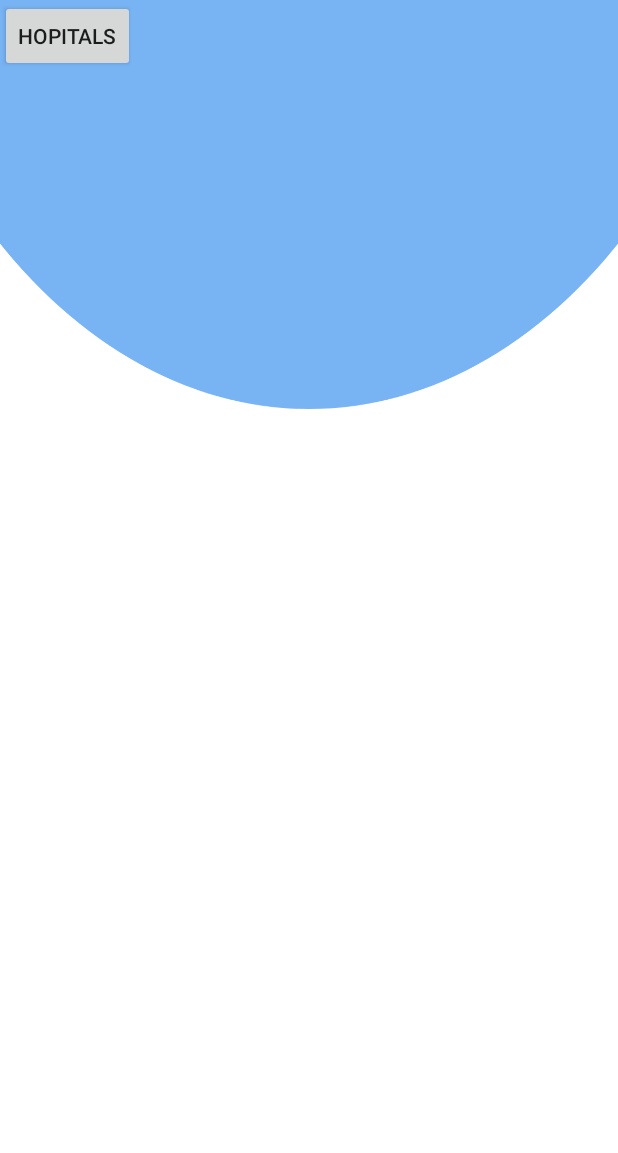
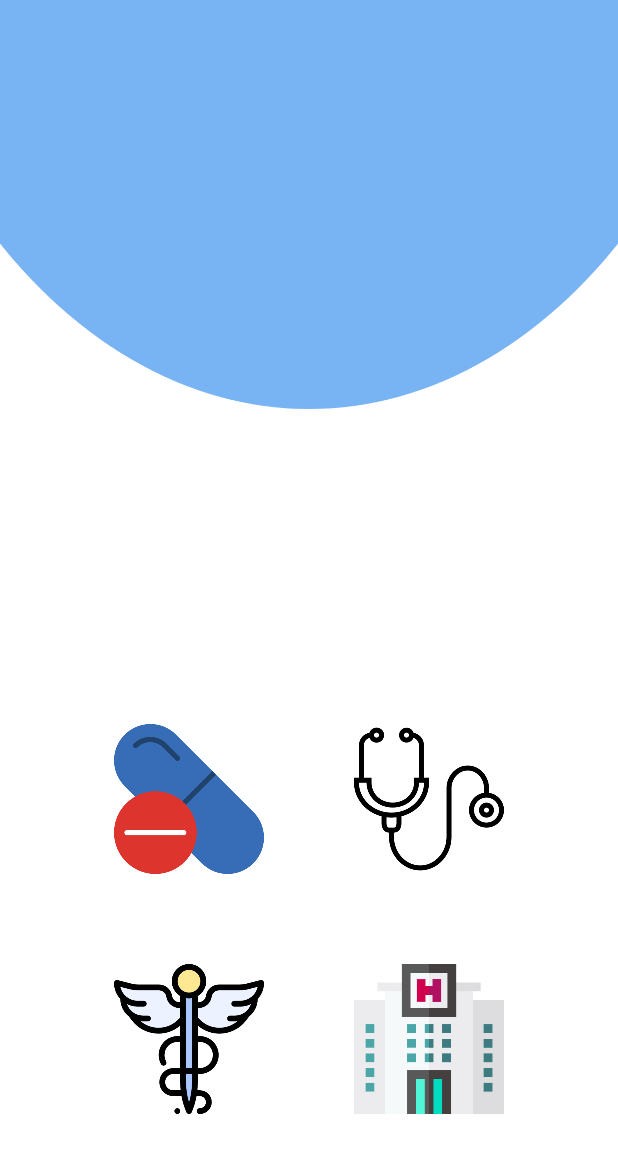
Before and after one commit to 4zcode/main, an Android app: the layout activity_main.xml on its own in the app's theme, with its tools: preview values and no code run, on a phone screen of 412 x 824 dp. Shown: the top 1153 px of the screen. Run offline under Robolectric (Android 15) with nearby library versions, the phone set to English and light mode, and no system bars.

Commit message:
app completed

```diff
--- a/MyApplication7/app/build.gradle
+++ b/MyApplication7/app/build.gradle
@@ -31,4 +31,5 @@ dependencies {
     implementation 'com.google.android.material:material:1.1.0'
     implementation 'com.github.bumptech.glide:glide:3.7.0'
     implementation 'androidx.cardview:cardview:1.0.0'
+    implementation 'androidx.recyclerview:recyclerview:1.1.0'
 }
--- a/MyApplication7/app/src/main/AndroidManifest.xml
+++ b/MyApplication7/app/src/main/AndroidManifest.xml
@@ -9,7 +9,7 @@
         android:label="@string/app_name"
         android:roundIcon="@mipmap/ic_launcher_round"
         android:supportsRtl="true"
-        android:theme="@style/AppTheme"
+        android:theme="@style/Theme.AppCompat.DayNight.NoActionBar">
         tools:ignore="GoogleAppIndexingWarning">
         <activity
             android:name=".hospital_activity"
--- a/MyApplication7/app/src/main/java/com/example/myapplication/MainActivity.java
+++ b/MyApplication7/app/src/main/java/com/example/myapplication/MainActivity.java
@@ -14,8 +14,19 @@ public class MainActivity extends AppCompatActivity {
         setContentView(R.layout.activity_main);
     }
 
-    public void lunchhopitals(View view) {
-        Intent hopitalsIntent =new Intent(MainActivity.this,hospital_activity.class);
-        startActivity(hopitalsIntent);
+    public void med(View view) {
+    }
+
+    public void doc(View view) {
+    }
+
+    public void pharma(View view) {
+        Intent intent = new Intent(this,pharmacies.class);
+        startActivity(intent);
+    }
+
+    public void hos(View view) {
+        Intent intent = new Intent(this,hospital_activity.class);
+        startActivity(intent);
     }
 }
--- a/MyApplication7/app/src/main/res/layout/activity_main.xml
+++ b/MyApplication7/app/src/main/res/layout/activity_main.xml
@@ -4,16 +4,72 @@
     xmlns:tools="http://schemas.android.com/tools"
     android:layout_width="match_parent"
     android:layout_height="match_parent"
-    android:background="@drawable/iv"
+    tools:context=".MainActivity"
     android:src="@drawable/iv"
-    tools:context=".MainActivity">
-
-    <Button
+    android:background="@drawable/iv">
+    <LinearLayout
         android:layout_width="wrap_content"
         android:layout_height="wrap_content"
-        android:onClick="lunchhopitals"
-        android:text="@string/hopitals"
-        />
+        android:orientation="vertical"
+        android:layout_centerHorizontal="true"
+        android:layout_alignParentBottom="true"
+        android:layout_marginBottom="51dp"
+        >
+        <LinearLayout
+            android:layout_width="wrap_content"
+            android:layout_height="wrap_content"
+            android:orientation="horizontal"
+            >
+            <ImageButton
+                android:layout_width="100dp"
+                android:layout_height="100dp"
+                android:src="@drawable/medicine"
+                android:background="@null"
+                android:scaleType="fitXY"
+                android:layout_margin="30dp"
+                android:id="@+id/med"
+                android:onClick="med"
+                />
+            <ImageButton
+                android:layout_width="100dp"
+                android:layout_height="100dp"
+                android:src="@drawable/doctor"
+                android:background="@null"
+                android:scaleType="fitXY"
+                android:layout_margin="30dp"
+                android:id="@+id/doc"
+                android:onClick="doc"
+                />
+        </LinearLayout>
+        <LinearLayout
+            android:layout_width="wrap_content"
+            android:layout_height="wrap_content"
+            android:orientation="horizontal"
+            >
+            <ImageButton
+                android:layout_width="100dp"
+                android:layout_height="100dp"
+                android:src="@drawable/pharmacy"
+                android:background="@null"
+                android:scaleType="fitXY"
+                android:layout_margin="30dp"
+                android:id="@+id/pharma"
+                android:onClick="pharma"
+                />
+            <ImageButton
+                android:layout_width="100dp"
+                android:layout_height="100dp"
+                android:src="@drawable/hospital"
+                android:background="@null"
+                android:scaleType="fitXY"
+                android:layout_margin="30dp"
+                android:id="@+id/hos"
+                android:onClick="hos"
+                />
+        </LinearLayout>
 
 
+
+    </LinearLayout>
+
 </RelativeLayout>
--- a/MyApplication7/app/src/main/res/values/styles.xml
+++ b/MyApplication7/app/src/main/res/values/styles.xml
@@ -1,7 +1,7 @@
 <resources>
 
     <!-- Base application theme. -->
-    <style name="AppTheme" parent="Theme.AppCompat.Light.DarkActionBar">
+    <style name="AppTheme" parent="Theme.AppCompat.Light.NoActionBar">
         <!-- Customize your theme here. -->
         <item name="colorPrimary">@color/colorPrimary</item>
         <item name="colorPrimaryDark">@color/colorPrimaryDark</item>
```
